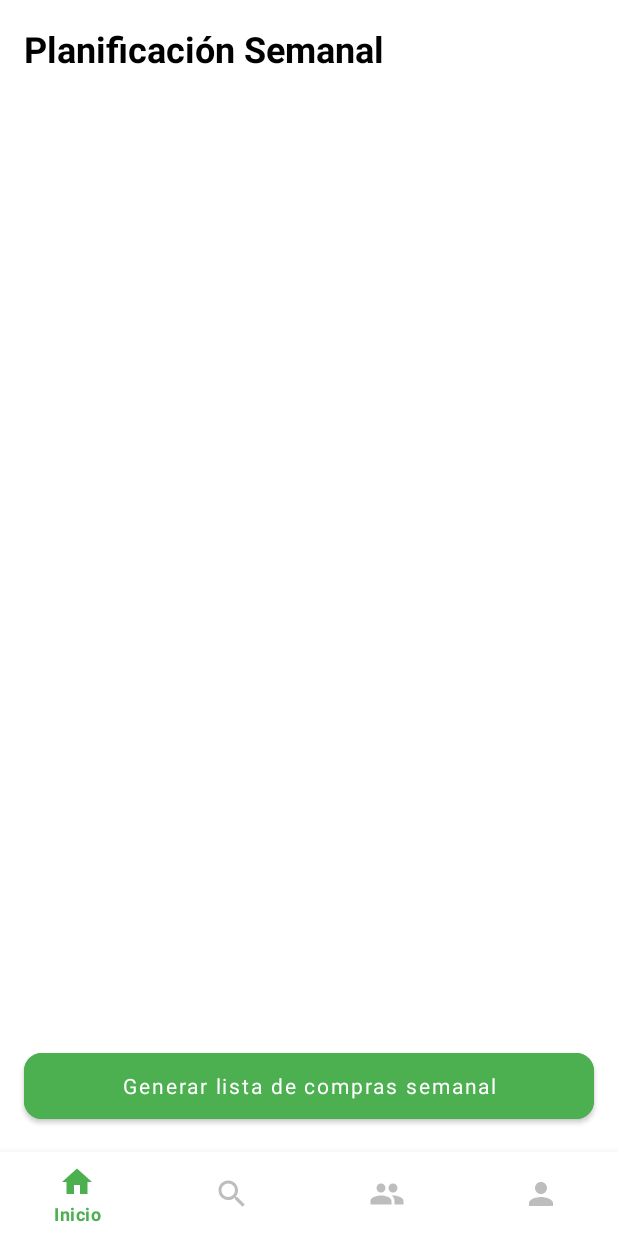
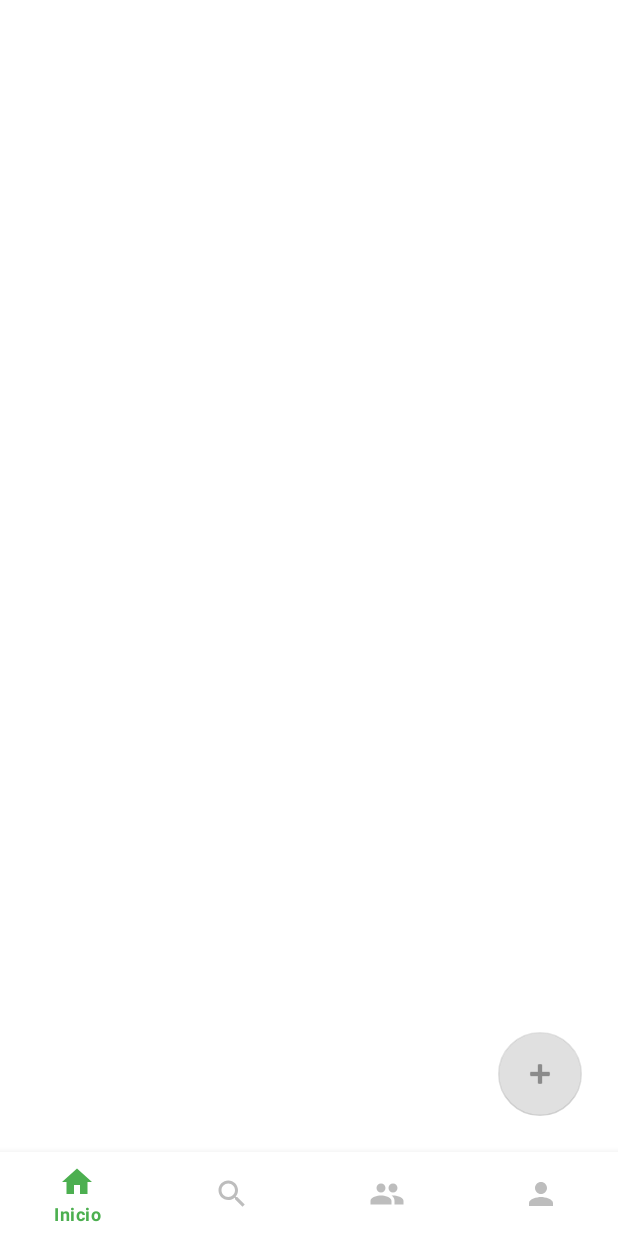
Before and after one commit to iccoscco/RecetasApp, an Android app: the WeeklyPlanFragment screen opened through its navigation route, on a phone screen of 412 x 824 dp. Run offline under Robolectric (Android 15) with nearby library versions, the phone set to English and light mode, and no system bars; our stand-ins replace CircleImageView, navigation-ui; libraries missing offline, so code that uses them is left out: org.osmdroid.config; pictures from the network do not load; 1 statement that could not run was skipped.

Commit message:
Se agrega la seccion de weeklyplan

```diff
--- /dev/null
+++ b/RecetasApp/app/src/main/java/com/example/recetasapp/ui/weeklyplan/WeeklyPlanAdapter.kt
@@ -0,0 +1,48 @@
+package com.example.recetasapp.ui.weeklyplan
+
+import android.view.LayoutInflater
+import android.view.ViewGroup
+import androidx.recyclerview.widget.RecyclerView
+import com.example.recetasapp.data.model.WeeklyPlan
+import com.example.recetasapp.databinding.ItemWeeklyPlanBinding
+
+class WeeklyPlanAdapter(
+    private var plans: List<WeeklyPlan>,
+    private val onDelete: (WeeklyPlan) -> Unit
+) : RecyclerView.Adapter<WeeklyPlanAdapter.PlanViewHolder>() {
+
+    inner class PlanViewHolder(val binding: ItemWeeklyPlanBinding) : RecyclerView.ViewHolder(binding.root) {
+        fun bind(plan: WeeklyPlan) {
+            binding.tvPlanWeek.text = "Semana: ${plan.weekStartDate.toFechaLegible()}"
+            binding.tvPlanMeals.text = plan.meals.entries.joinToString("\n") { (day, meals) ->
+                """$day:
+  Desayuno: ${meals.breakfast?.name ?: "-"}
+  Almuerzo: ${meals.lunch?.name ?: "-"}
+  Cena: ${meals.dinner?.name ?: "-"}"""
+            }
+            binding.btnDelete.setOnClickListener { onDelete(plan) }
+        }
+    }
+
+    override fun onCreateViewHolder(parent: ViewGroup, viewType: Int): PlanViewHolder {
+        val binding = ItemWeeklyPlanBinding.inflate(LayoutInflater.from(parent.context), parent, false)
+        return PlanViewHolder(binding)
+    }
+
+    override fun onBindViewHolder(holder: PlanViewHolder, position: Int) {
+        holder.bind(plans[position])
+    }
+
+    override fun getItemCount() = plans.size
+
+    fun updateData(newPlans: List<WeeklyPlan>) {
+        plans = newPlans
+        notifyDataSetChanged()
+    }
+}
+
+// Extensión para mostrar la semana como fecha legible:
+fun Long.toFechaLegible(): String {
+    val sdf = java.text.SimpleDateFormat("yyyy-MM-dd", java.util.Locale.getDefault())
+    return sdf.format(java.util.Date(this))
+}
--- a/RecetasApp/app/src/main/java/com/example/recetasapp/ui/weeklyplan/WeeklyPlanFragment.kt
+++ b/RecetasApp/app/src/main/java/com/example/recetasapp/ui/weeklyplan/WeeklyPlanFragment.kt
@@ -4,77 +4,69 @@ import android.os.Bundle
 import android.view.LayoutInflater
 import android.view.View
 import android.view.ViewGroup
-import android.widget.Button
 import androidx.fragment.app.Fragment
 import androidx.lifecycle.ViewModelProvider
 import androidx.recyclerview.widget.LinearLayoutManager
-import androidx.recyclerview.widget.RecyclerView
-import com.example.recetasapp.R
-import com.example.recetasapp.ui.weeklyplan.adapters.WeeklyPlanAdapter
-import com.example.recetasapp.utils.showToast
+import com.example.recetasapp.databinding.FragmentWeeklyPlanBinding
+import com.example.recetasapp.data.model.WeeklyPlan
+import com.example.recetasapp.data.repository.RecipeRepository
+import com.example.recetasapp.data.remote.api.MealDbApi
+import com.example.recetasapp.ui.home.HomeViewModel
+import com.example.recetasapp.ui.home.HomeViewModelFactory
+import com.example.recetasapp.utils.Constants
+import retrofit2.Retrofit
+import retrofit2.converter.gson.GsonConverterFactory
 
 class WeeklyPlanFragment : Fragment() {
 
+    private lateinit var binding: FragmentWeeklyPlanBinding
     private lateinit var viewModel: WeeklyPlanViewModel
-    private lateinit var adapter: WeeklyPlanAdapter
-
-    private lateinit var recyclerView: RecyclerView
-    private lateinit var generateShoppingListButton: Button
+    private lateinit var recipesViewModel: HomeViewModel
 
     override fun onCreateView(
         inflater: LayoutInflater,
         container: ViewGroup?,
         savedInstanceState: Bundle?
-    ): View? {
-        return inflater.inflate(R.layout.fragment_weekly_plan, container, false)
-    }
+    ): View {
+        binding = FragmentWeeklyPlanBinding.inflate(inflater, container, false)
+        viewModel = ViewModelProvider(this)[WeeklyPlanViewModel::class.java]
 
-    override fun onViewCreated(view: View, savedInstanceState: Bundle?) {
-        super.onViewCreated(view, savedInstanceState)
+        // Instanciación correcta de la API MealDbApi usando Retrofit
+        val api = Retrofit.Builder()
+            .baseUrl(Constants.BASE_URL)
+            .addConverterFactory(GsonConverterFactory.create())
+            .build()
+            .create(MealDbApi::class.java)
 
-        initViewModel()
-        initViews(view)
-        setupRecyclerView()
-        setupListeners()
-        setupObservers()
-    }
+        val recipeRepository = RecipeRepository(api)
+        val factory = HomeViewModelFactory(recipeRepository)
+        recipesViewModel = ViewModelProvider(requireActivity(), factory)[HomeViewModel::class.java]
 
-    private fun initViewModel() {
-        val factory = WeeklyPlanViewModelFactory()
-        viewModel = ViewModelProvider(this, factory)[WeeklyPlanViewModel::class.java]
-    }
-
-    private fun initViews(view: View) {
-        recyclerView = view.findViewById(R.id.weekly_recycler_view)
-        generateShoppingListButton = view.findViewById(R.id.generate_shopping_list_button)
-    }
-
-    private fun setupRecyclerView() {
-        adapter = WeeklyPlanAdapter { meal ->
-            requireContext().showToast("Meal: ${meal.name}")
+        val adapter = WeeklyPlanAdapter(emptyList()) { plan ->
+            viewModel.removeWeeklyPlan(plan)
         }
 
-        recyclerView.apply {
-            layoutManager = LinearLayoutManager(context)
-            adapter = this@WeeklyPlanFragment.adapter
-        }
-    }
+        binding.rvWeeklyPlans.layoutManager = LinearLayoutManager(requireContext())
+        binding.rvWeeklyPlans.adapter = adapter
 
-    private fun setupListeners() {
-        generateShoppingListButton.setOnClickListener {
-            viewModel.generateShoppingList()
-        }
-    }
-
-    private fun setupObservers() {
-        viewModel.weeklyMeals.observe(viewLifecycleOwner) { meals ->
-            adapter.submitList(meals)
+        viewModel.plans.observe(viewLifecycleOwner) { plans ->
+            adapter.updateData(plans)
         }
 
-        viewModel.message.observe(viewLifecycleOwner) { message ->
-            message?.let {
-                requireContext().showToast(it)
+        recipesViewModel.recipes.observe(viewLifecycleOwner) { allRecipes ->
+            binding.fabAddPlan.isEnabled = allRecipes.isNotEmpty()
+            binding.fabAddPlan.setOnClickListener {
+                WeeklyPlanDialog(
+                    requireContext(),
+                    allRecipes,
+                    allRecipes,
+                    allRecipes
+                ) { newPlan ->
+                    viewModel.addWeeklyPlan(newPlan)
+                }.show()
             }
         }
+
+        return binding.root
     }
 }
--- a/RecetasApp/app/src/main/java/com/example/recetasapp/ui/weeklyplan/WeeklyPlanViewModel.kt
+++ b/RecetasApp/app/src/main/java/com/example/recetasapp/ui/weeklyplan/WeeklyPlanViewModel.kt
@@ -1,36 +1,36 @@
 package com.example.recetasapp.ui.weeklyplan
 
-import androidx.lifecycle.*
+import androidx.lifecycle.LiveData
+import androidx.lifecycle.MutableLiveData
+import androidx.lifecycle.ViewModel
+import com.example.recetasapp.data.model.WeeklyPlan
 import com.example.recetasapp.data.model.Recipe
 
 class WeeklyPlanViewModel : ViewModel() {
+    private val _plans = MutableLiveData<List<WeeklyPlan>>(emptyList())
+    val plans: LiveData<List<WeeklyPlan>> = _plans
 
-    private val _weeklyMeals = MutableLiveData<List<Recipe>>()
-    val weeklyMeals: LiveData<List<Recipe>> = _weeklyMeals
+    private val _recipes = MutableLiveData<List<Recipe>>(emptyList())
+    val recipes: LiveData<List<Recipe>> = _recipes
 
-    private val _message = MutableLiveData<String?>()
-    val message: LiveData<String?> = _message
-
-    init {
-        loadWeeklyPlan()
+    fun addWeeklyPlan(plan: WeeklyPlan) {
+        _plans.value = _plans.value?.plus(plan)
     }
 
-    fun loadWeeklyPlan() {
-        // TODO: Cargar plan semanal
-        _weeklyMeals.value = emptyList()
+    fun removeWeeklyPlan(plan: WeeklyPlan) {
+        _plans.value = _plans.value?.filterNot { it == plan }
     }
 
-    fun generateShoppingList() {
-        _message.value = "Lista de compras generada"
+    // Puedes poblar recetas de prueba aquí
+    fun setTestRecipes() {
+        val recipes = listOf(
+            Recipe("1", "Desayuno 1", "Desayuno", "Local", "Instrucciones...", "", ingredients = emptyList()),
+            Recipe("2", "Almuerzo 1", "Almuerzo", "Local", "Instrucciones...", "", ingredients = emptyList()),
+            Recipe("3", "Cena 1", "Cena", "Local", "Instrucciones...", "", ingredients = emptyList()),
+            Recipe("4", "Desayuno 2", "Desayuno", "Local", "Instrucciones...", "", ingredients = emptyList()),
+            Recipe("5", "Almuerzo 2", "Almuerzo", "Local", "Instrucciones...", "", ingredients = emptyList()),
+            Recipe("6", "Cena 2", "Cena", "Local", "Instrucciones...", "", ingredients = emptyList())
+        )
+        _recipes.value = recipes
     }
 }
-
-class WeeklyPlanViewModelFactory : ViewModelProvider.Factory {
-    @Suppress("UNCHECKED_CAST")
-    override fun <T : ViewModel> create(modelClass: Class<T>): T {
-        if (modelClass.isAssignableFrom(WeeklyPlanViewModel::class.java)) {
-            return WeeklyPlanViewModel() as T
-        }
-        throw IllegalArgumentException("Unknown ViewModel class")
-    }
-}
--- a/RecetasApp/app/src/main/res/layout/fragment_weekly_plan.xml
+++ b/RecetasApp/app/src/main/res/layout/fragment_weekly_plan.xml
@@ -3,44 +3,25 @@
     xmlns:android="http://schemas.android.com/apk/res/android"
     xmlns:app="http://schemas.android.com/apk/res-auto"
     android:layout_width="match_parent"
-    android:layout_height="match_parent"
-    android:background="@color/white">
+    android:layout_height="match_parent">
 
-    <TextView
-        android:id="@+id/title"
+    <androidx.recyclerview.widget.RecyclerView
+        android:id="@+id/rvWeeklyPlans"
+        android:layout_width="0dp"
+        android:layout_height="0dp"
+        app:layout_constraintTop_toTopOf="parent"
+        app:layout_constraintBottom_toBottomOf="parent"
+        app:layout_constraintStart_toStartOf="parent"
+        app:layout_constraintEnd_toEndOf="parent"
+        android:padding="16dp"/>
+
+    <com.google.android.material.floatingactionbutton.FloatingActionButton
+        android:id="@+id/fabAddPlan"
         android:layout_width="wrap_content"
         android:layout_height="wrap_content"
-        android:text="@string/weekly_plan"
-        android:textSize="24sp"
-        android:textStyle="bold"
-        android:textColor="@color/black"
-        android:layout_margin="16dp"
-        app:layout_constraintTop_toTopOf="parent"
-        app:layout_constraintStart_toStartOf="parent" />
-
-    <androidx.recyclerview.widget.RecyclerView
-        android:id="@+id/weekly_recycler_view"
-        android:layout_width="0dp"
-        android:layout_height="0dp"
-        android:padding="8dp"
-        android:clipToPadding="false"
-        app:layout_constraintTop_toBottomOf="@id/title"
-        app:layout_constraintBottom_toTopOf="@id/generate_shopping_list_button"
-        app:layout_constraintStart_toStartOf="parent"
-        app:layout_constraintEnd_toEndOf="parent" />
-
-    <com.google.android.material.button.MaterialButton
-        android:id="@+id/generate_shopping_list_button"
-        android:layout_width="0dp"
-        android:layout_height="56dp"
-        android:text="@string/generate_shopping_list"
-        android:textAllCaps="false"
-        android:backgroundTint="@color/green_primary"
-        android:textColor="@color/white"
-        app:cornerRadius="12dp"
-        android:layout_margin="16dp"
+        android:contentDescription="Agregar Plan"
+        app:srcCompat="@android:drawable/ic_input_add"
         app:layout_constraintBottom_toBottomOf="parent"
-        app:layout_constraintStart_toStartOf="parent"
-        app:layout_constraintEnd_toEndOf="parent" />
-
+        app:layout_constraintEnd_toEndOf="parent"
+        android:layout_margin="24dp"/>
 </androidx.constraintlayout.widget.ConstraintLayout>
```
Also changed, not shown: RecetasApp/app/src/main/java/com/example/recetasapp/ui/weeklyplan/WeeklyPlanDialog.kt (added, +87 -0 lines), RecetasApp/app/src/main/java/com/example/recetasapp/ui/weeklyplan/adapters/WeeklyPlanAdapter.kt (deleted, +0 -58 lines), RecetasApp/app/src/main/res/layout/dialog_weekly_plan.xml (added, +38 -0 lines), RecetasApp/app/src/main/res/layout/item_plan_day.xml (added, +40 -0 lines), RecetasApp/app/src/main/res/layout/item_weekly_plan.xml (added, +36 -0 lines).
